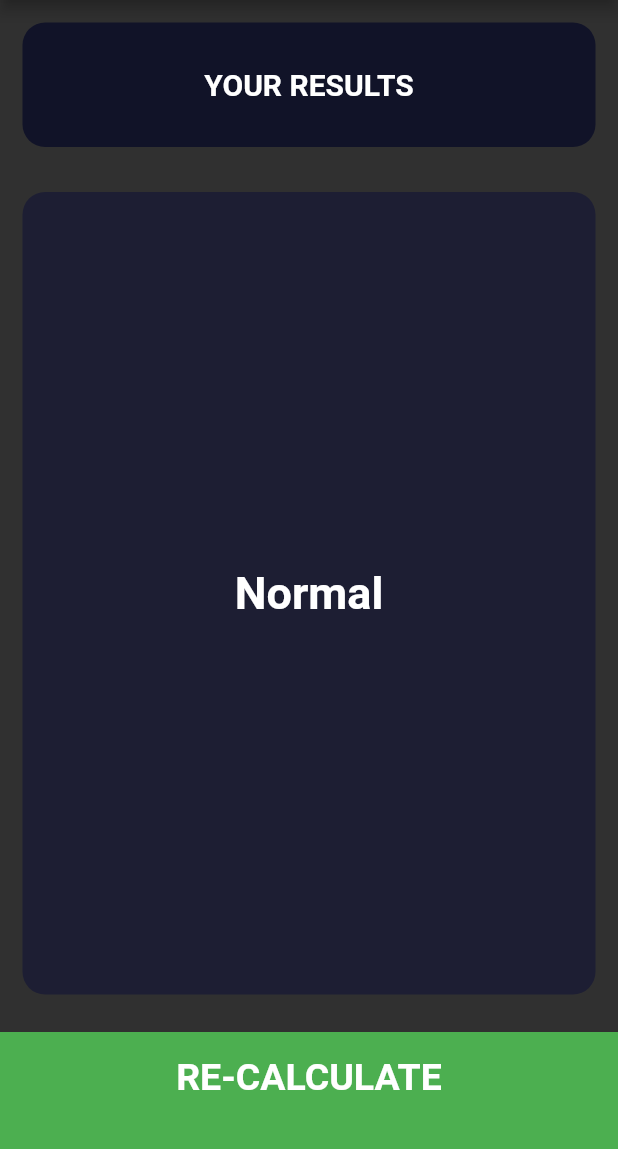
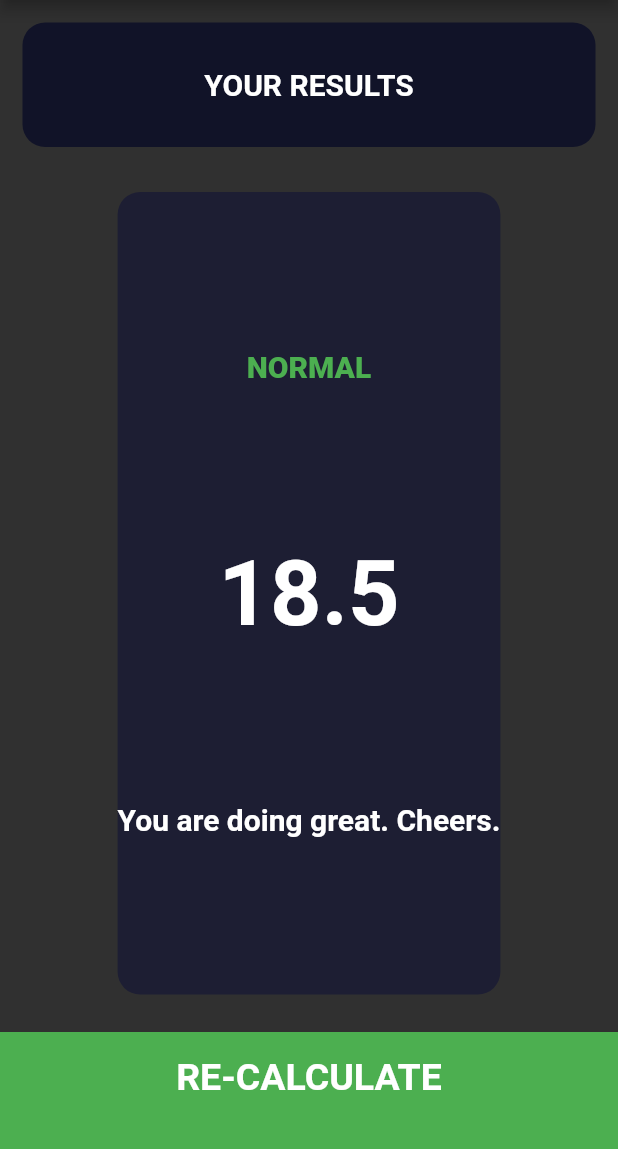
Before and after one commit to harsh-ws/BMI-Index, a Flutter app: the screen it shows after launch, after a tap on "CALCULATE", on a phone screen of 412 x 824 dp, the part 84-1233 px from its top. Run offline on Flutter 3.47's test engine with Material 2 defaults, Android fonts, the phone set to English and light mode, and no system bars; our stand-ins replace font_awesome_flutter.

Commit message:
Organized the BMI calculation in a different file & fixed the result UI. Final app ready. Yayyyy

```diff
--- /dev/null
+++ b/lib/calculation.dart
@@ -0,0 +1,31 @@
+class bmiCalculation {
+  bmiCalculation({required this.height, required this.weight});
+  final int height;
+  final int weight;
+  double _bmi = 0;
+
+  String calculateBMI() {
+    _bmi = weight / (height * height) * 10000;
+    return _bmi.toStringAsFixed(1);
+  }
+
+  String result() {
+    if (_bmi >= 18.5 && _bmi <= 24.9) {
+      return 'NORMAL';
+    } else if (_bmi > 24.9) {
+      return 'HIGH';
+    } else {
+      return 'LOW';
+    }
+  }
+
+  String interpretation() {
+    if (_bmi >= 18.5 && _bmi <= 24.9) {
+      return 'You are doing great. Cheers.';
+    } else if (_bmi > 24.9) {
+      return 'Try to exercise and keep a check on eating habits.';
+    } else {
+      return 'You need to eat more.';
+    }
+  }
+}
--- a/lib/constants.dart
+++ b/lib/constants.dart
@@ -8,10 +8,6 @@ Color femaleCardColor = kInActiveColor;
 int height = 180;
 int weight = 60;
 int age = 25;
-double bmiLow = 18.5;
-double bmiHigh = 24.9;
-
-List<String> resultFeedback = ['Low', 'Normal', 'High'];
 
 const kLabelTextStyle = TextStyle(color: Colors.white, fontSize: 15);
 
@@ -20,7 +16,12 @@ const kNumberTextStyle = TextStyle(
   fontWeight: FontWeight.w700,
 );
 
+const kBodyTextStyle = TextStyle(
+  fontSize: 20,
+  fontWeight: FontWeight.w700,
+);
+
 const kLargeButtonStyle = TextStyle(fontSize: 25, fontWeight: FontWeight.bold);
 
 const kResultsStyle =
-    TextStyle(fontSize: 30, fontWeight: FontWeight.bold, color: Colors.white);
+    TextStyle(fontSize: 60, fontWeight: FontWeight.bold, color: Colors.white);
--- a/lib/input_page.dart
+++ b/lib/input_page.dart
@@ -1,9 +1,11 @@
 import 'dart:math';
+import 'package:bmi_index_app/calculation.dart';
 import 'package:flutter/cupertino.dart';
 import 'package:flutter/material.dart';
 import 'package:font_awesome_flutter/font_awesome_flutter.dart';
 import 'constants.dart';
 import 'results_page.dart';
+import 'calculation.dart';
 
 class InputPage extends StatefulWidget {
   const InputPage({super.key});
@@ -251,9 +253,17 @@ class _InputPageState extends State<InputPage> {
           ),
           GestureDetector(
             onTap: () {
+              bmiCalculation calc =
+                  bmiCalculation(height: height, weight: weight);
               Navigator.push(
                 context,
-                MaterialPageRoute(builder: (context) => const ResultsPage()),
+                MaterialPageRoute(
+                  builder: (context) => ResultsPage(
+                    bmiResult: calc.calculateBMI(),
+                    result: calc.result(),
+                    interpretation: calc.interpretation(),
+                  ),
+                ),
               );
             },
             child: Container(
--- a/lib/results_page.dart
+++ b/lib/results_page.dart
@@ -1,23 +1,16 @@
 import 'package:bmi_index_app/input_page.dart';
 import 'package:flutter/material.dart';
 import 'constants.dart';
-
-double bmi = weight / (height * height) * 10000;
-String result = 'Normal';
-String feedback() {
-  if (bmi >= 18.5 && bmi <= 24.9) {
-    result = resultFeedback[1];
-  } else if (bmi > 24.9) {
-    result = resultFeedback[2];
-  } else {
-    result = resultFeedback[0];
-  }
-  return result;
-}
+import 'calculation.dart';
 
 class ResultsPage extends StatelessWidget {
-  const ResultsPage({Key? key}) : super(key: key);
-
+  ResultsPage(
+      {required this.bmiResult,
+      required this.result,
+      required this.interpretation});
+  final String bmiResult;
+  final String result;
+  final String interpretation;
   @override
   Widget build(BuildContext context) {
     return Scaffold(
@@ -56,14 +49,23 @@ class ResultsPage extends StatelessWidget {
                 borderRadius: BorderRadius.circular(15),
               ),
               child: Column(
-                mainAxisAlignment: MainAxisAlignment.center,
-                crossAxisAlignment: CrossAxisAlignment.stretch,
+                mainAxisAlignment: MainAxisAlignment.spaceEvenly,
+                crossAxisAlignment: CrossAxisAlignment.center,
                 children: <Widget>[
-                  Center(
-                      child: Text(
-                    feedback(),
+                  Text(
+                    result,
+                    style: kBodyTextStyle.copyWith(
+                        color: Colors.green, fontWeight: FontWeight.w900),
+                  ),
+                  Text(
+                    bmiResult,
                     style: kResultsStyle,
-                  )),
+                  ),
+                  Text(
+                    interpretation,
+                    style: kBodyTextStyle,
+                    textAlign: TextAlign.center,
+                  )
                 ],
               ),
             ),
```
